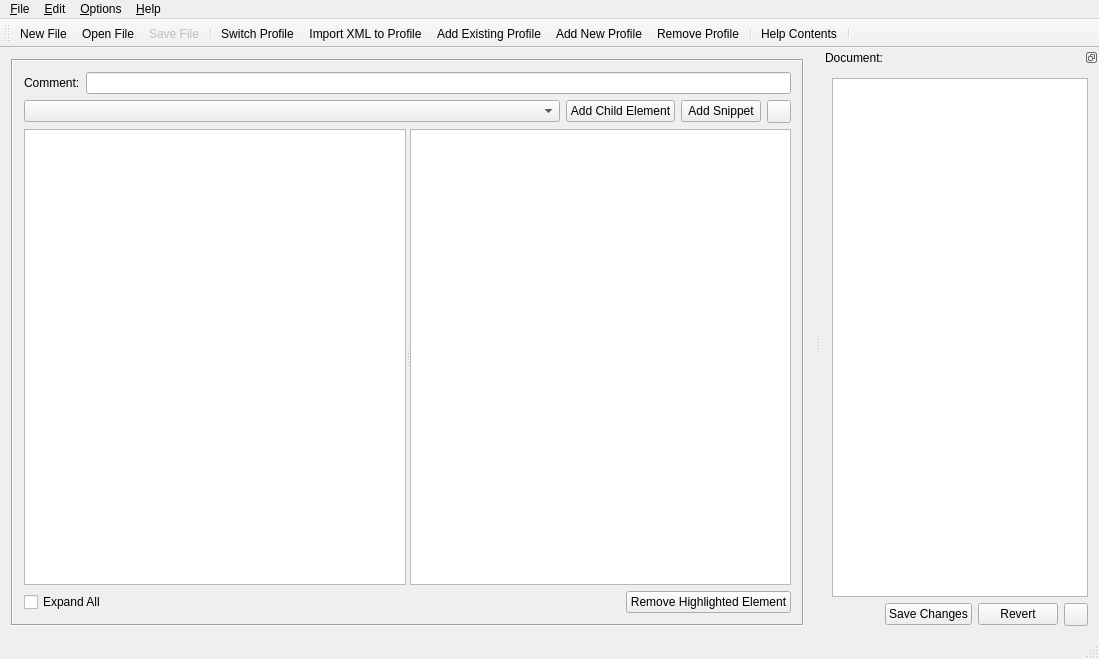
The window that GCXMLGenerator/gcmainwindow.ui (goblincoding/xmlmill) describes before a commit, drawn with Qt 5.
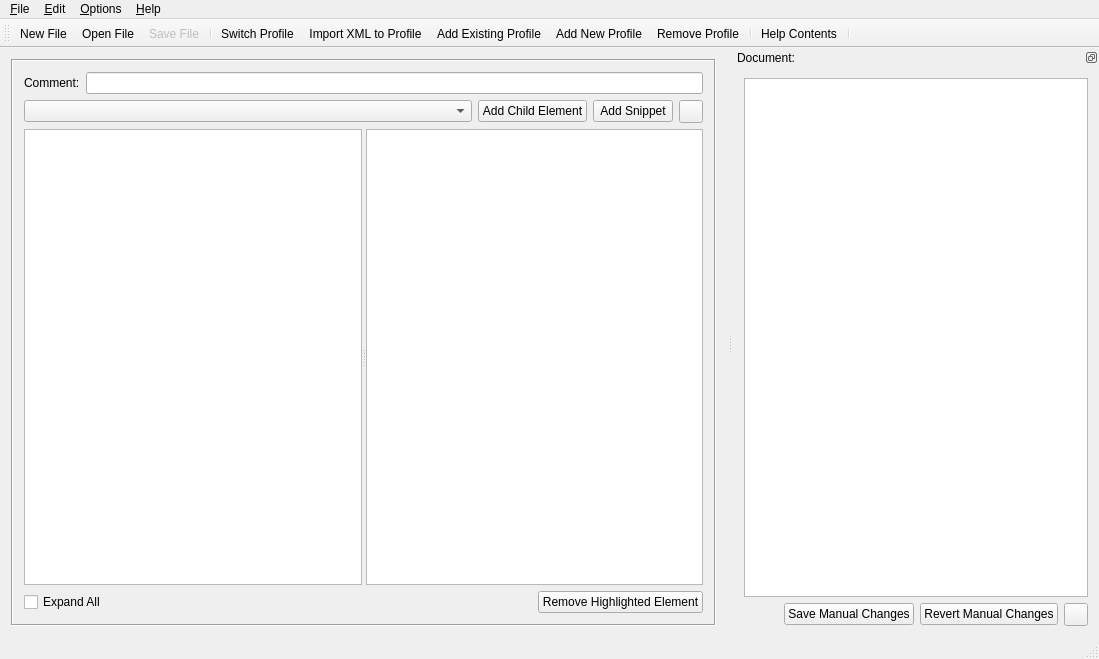
The same window after the commit. Icons and pictures are not drawn.

Commit message: Changes relating to direct document edits (saving and reverting).

Patch:
```diff
--- a/GCXMLGenerator/gcmainwindow.ui
+++ b/GCXMLGenerator/gcmainwindow.ui
@@ -334,14 +334,14 @@
        <item>
         <widget class="QPushButton" name="textSaveButton">
          <property name="text">
-          <string>Save Changes</string>
+          <string>Save Manual Changes</string>
          </property>
         </widget>
        </item>
        <item>
         <widget class="QPushButton" name="textRevertButton">
          <property name="text">
-          <string>Revert</string>
+          <string>Revert Manual Changes</string>
          </property>
         </widget>
        </item>
```
The commit also changes 2 other files.
